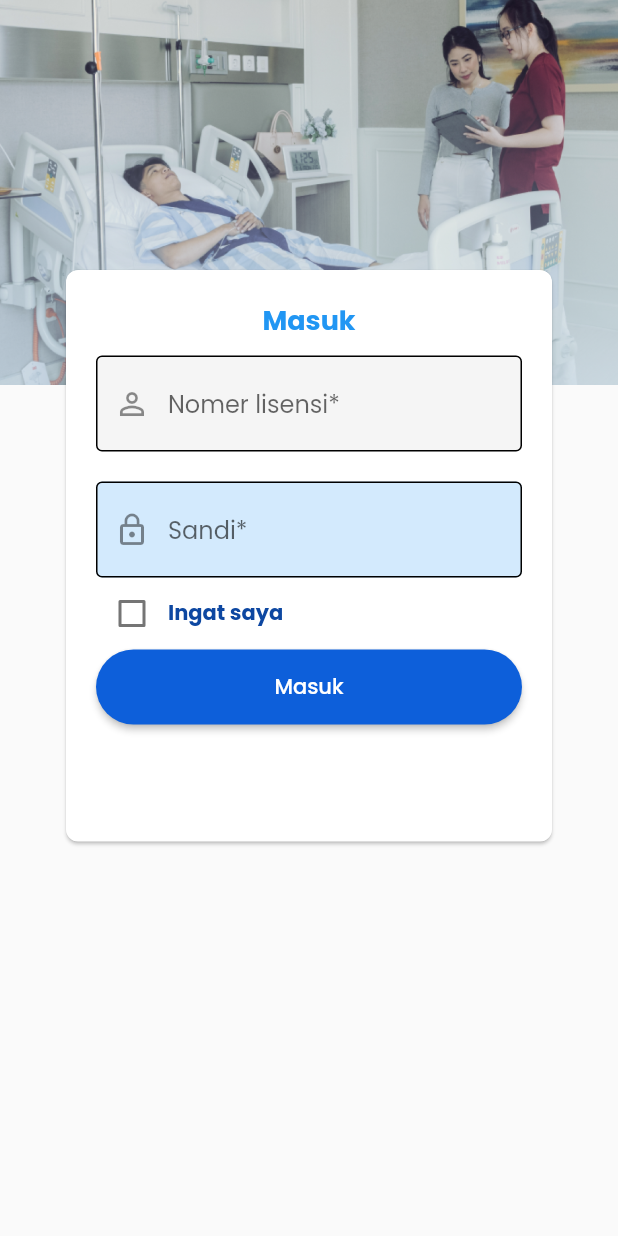
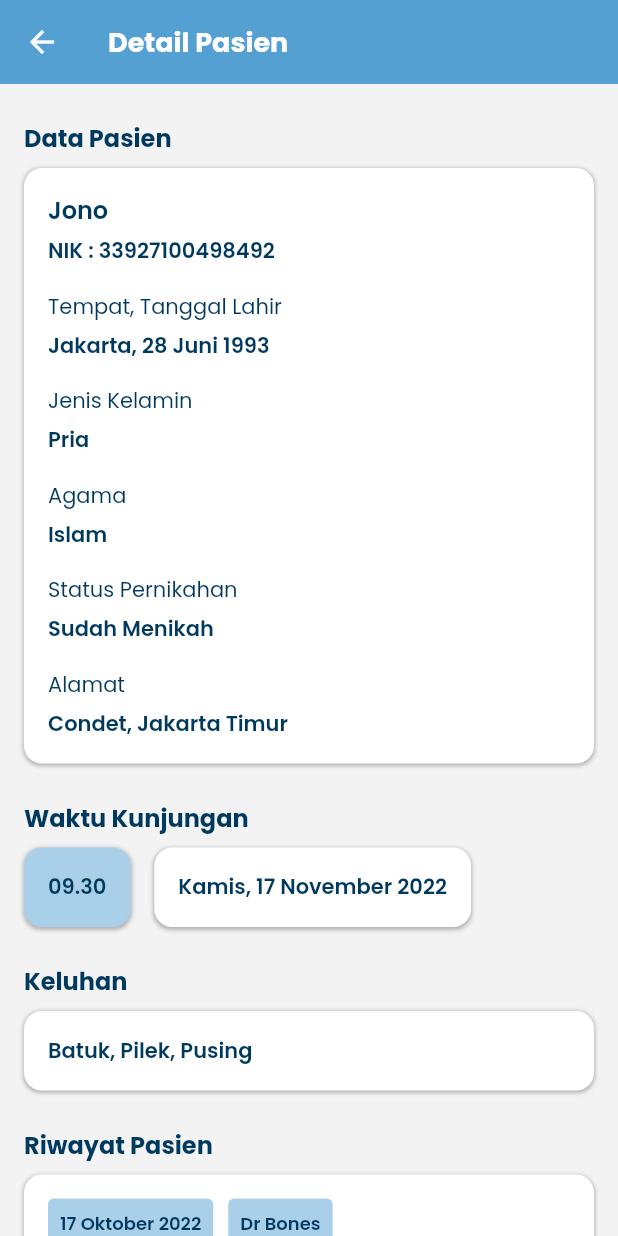
Before and after one commit to Alterra-Batch3-Kelompok-11/hms-flutter, a Flutter app: the screen it shows after launch, on a phone screen of 412 x 824 dp. Run offline on Flutter 3.47's test engine with Material 2 defaults, Android fonts, the phone set to English and light mode, and no system bars; our stand-ins replace google_fonts.

Commit message:
halaman detail pasien

```diff
--- a/lib/main.dart
+++ b/lib/main.dart
@@ -13,7 +13,7 @@ class MyApp extends StatelessWidget {
   Widget build(BuildContext context) {
     return const MaterialApp(
       debugShowCheckedModeBanner: false,
-      initialRoute: RouteName.login,
+      initialRoute: RouteName.patientData,
       onGenerateRoute: RouteGenerator.generateRoute,
     );
   }
--- a/lib/routes/route_generator.dart
+++ b/lib/routes/route_generator.dart
@@ -2,7 +2,7 @@ import 'package:flutter/material.dart';
 import 'package:hospital_management_system/routes/route_builder.dart';
 import 'package:hospital_management_system/routes/route_name.dart';
 import 'package:hospital_management_system/screens/auth/login_screen.dart';
-import 'package:hospital_management_system/screens/startup/splash_screen.dart';
+import 'package:hospital_management_system/screens/patient_data/patient_data_screen.dart';
 
 import '../screens/profile/profile_screen.dart';
 
@@ -22,6 +22,9 @@ class RouteGenerator {
       case RouteName.profile:
         return RouteBuilder(child: const ProfileScreen());
 
+      case RouteName.patientData:
+        return RouteBuilder(child: const PatientDataScreen());
+
       default:
         return _errorRoute();
     }
--- a/lib/routes/route_name.dart
+++ b/lib/routes/route_name.dart
@@ -10,4 +10,5 @@ class RouteName {
   /// DOCTOR ROUTE
   static const String home = '/home';
   static const String profile = '/profile';
+  static const String patientData = '/patient_data';
 }
--- /dev/null
+++ b/lib/screens/global_widgets/global_button.dart
@@ -0,0 +1,35 @@
+import 'package:flutter/material.dart';
+import 'package:hospital_management_system/utils/constant.dart';
+
+class GlobalButton extends StatelessWidget {
+  const GlobalButton(
+      {Key? key,
+      required this.onPressed,
+      required this.buttonTitle,
+      this.fixedWidth = 0})
+      : super(key: key);
+
+  final void Function() onPressed;
+  final String buttonTitle;
+  final double fixedWidth;
+  @override
+  Widget build(BuildContext context) {
+    return ElevatedButton(
+      style: ElevatedButton.styleFrom(
+          backgroundColor: Constant.baseColor,
+          fixedSize: Size(fixedWidth == 0 ? double.maxFinite : fixedWidth, 41),
+          padding: const EdgeInsets.symmetric(horizontal: 24, vertical: 10),
+          shape:
+              RoundedRectangleBorder(borderRadius: BorderRadius.circular(100))),
+      onPressed: onPressed,
+      child: Text(
+        buttonTitle,
+        style: Constant.primaryTextStyle.copyWith(
+          fontSize: Constant.subtitleFontSize,
+          fontWeight: Constant.semiBoldFontWeight,
+          color: Colors.white,
+        ),
+      ),
+    );
+  }
+}
--- /dev/null
+++ b/lib/screens/patient_data/patient_data_screen.dart
@@ -0,0 +1,89 @@
+import 'package:flutter/material.dart';
+import 'package:hospital_management_system/screens/patient_data/widgets/patient_complaints_card.dart';
+import 'package:hospital_management_system/screens/patient_data/widgets/patient_schedule_card.dart';
+import 'package:hospital_management_system/screens/global_widgets/global_button.dart';
+import 'package:hospital_management_system/utils/constant.dart';
+
+import 'widgets/patient_medical_history_card.dart';
+import 'widgets/patient_profile_card.dart';
+
+class PatientDataScreen extends StatelessWidget {
+  const PatientDataScreen({Key? key}) : super(key: key);
+
+  @override
+  Widget build(BuildContext context) {
+    return Scaffold(
+      backgroundColor: Constant.backgroundColor,
+      appBar: AppBar(
+        backgroundColor: Constant.lightColor,
+        elevation: 0,
+        title: Text(
+          "Detail Pasien",
+          style: Constant.primaryTextStyle.copyWith(
+            fontWeight: Constant.boldFontWeight,
+            fontSize: Constant.firstTitleSize,
+            color: Colors.white,
+          ),
+        ),
+      ),
+      body: ListView(
+        padding: const EdgeInsets.symmetric(
+            horizontal: Constant.horizontalPadding,
+            vertical: Constant.verticalPadding),
+        children: [
+          Text(
+            "Data Pasien",
+            style: Constant.primaryTextStyle.copyWith(
+              fontSize: Constant.secondTitleFontSize,
+              fontWeight: Constant.boldFontWeight,
+            ),
+          ),
+          const PatientProfileCard(),
+          const SizedBox(
+            height: 24,
+          ),
+          Text(
+            "Waktu Kunjungan",
+            style: Constant.primaryTextStyle.copyWith(
+              fontSize: Constant.secondTitleFontSize,
+              fontWeight: Constant.boldFontWeight,
+            ),
+          ),
+          const PatienScheduleCard(),
+          const SizedBox(
+            height: 24,
+          ),
+          Text(
+            "Keluhan",
+            style: Constant.primaryTextStyle.copyWith(
+              fontSize: Constant.secondTitleFontSize,
+              fontWeight: Constant.boldFontWeight,
+            ),
+          ),
+          const PatientComplaintsCard(),
+          const SizedBox(
+            height: 24,
+          ),
+          Text(
+            "Riwayat Pasien",
+            style: Constant.primaryTextStyle.copyWith(
+              fontSize: Constant.secondTitleFontSize,
+              fontWeight: Constant.boldFontWeight,
+            ),
+          ),
+          Column(
+            children: [1, 2]
+                .map(
+                  (e) => const PatientMedicalHistoryCard(),
+                )
+                .toList(),
+          ),
+          const SizedBox(
+            height: 24,
+          ),
+          GlobalButton(onPressed: () {}, buttonTitle: "Tambah Kondisi Pasien")
+        ],
+      ),
+    );
+  }
+}
--- /dev/null
+++ b/lib/screens/patient_data/widgets/patient_complaints_card.dart
@@ -0,0 +1,26 @@
+import 'package:flutter/material.dart';
+import 'package:hospital_management_system/utils/constant.dart';
+
+class PatientComplaintsCard extends StatelessWidget {
+  const PatientComplaintsCard({Key? key}) : super(key: key);
+
+  @override
+  Widget build(BuildContext context) {
+    return Container(
+      margin: const EdgeInsets.only(top: 8),
+      padding: const EdgeInsets.all(Constant.horizontalPadding),
+      decoration: BoxDecoration(
+        color: Colors.white,
+        borderRadius: BorderRadius.circular(12),
+        boxShadow: Constant.cardShadow,
+      ),
+      child: Text(
+        "Batuk, Pilek, Pusing",
+        style: Constant.primaryTextStyle.copyWith(
+          fontSize: Constant.subtitleFontSize,
+          fontWeight: Constant.semiBoldFontWeight,
+        ),
+      ),
+    );
+  }
+}
--- /dev/null
+++ b/lib/screens/patient_data/widgets/patient_medical_history_card.dart
@@ -0,0 +1,127 @@
+import 'package:flutter/material.dart';
+import 'package:hospital_management_system/utils/constant.dart';
+
+class PatientMedicalHistoryCard extends StatelessWidget {
+  const PatientMedicalHistoryCard({Key? key}) : super(key: key);
+
+  @override
+  Widget build(BuildContext context) {
+    return Container(
+      margin: const EdgeInsets.only(top: 8),
+      padding: const EdgeInsets.all(Constant.horizontalPadding),
+      decoration: BoxDecoration(
+        color: Colors.white,
+        borderRadius: BorderRadius.circular(12),
+        boxShadow: Constant.cardShadow,
+      ),
+      child: Column(
+        crossAxisAlignment: CrossAxisAlignment.start,
+        children: [
+          Row(
+            children: [
+              Container(
+                padding: const EdgeInsets.all(8),
+                decoration: BoxDecoration(
+                  borderRadius: BorderRadius.circular(4),
+                  color: Constant.lighterColor,
+                ),
+                child: Center(
+                  child: Text(
+                    "17 Oktober 2022",
+                    style: Constant.primaryTextStyle.copyWith(
+                      fontSize: Constant.bodyFontSize,
+                      fontWeight: Constant.semiBoldFontWeight,
+                    ),
+                  ),
+                ),
+              ),
+              const SizedBox(
+                width: 10,
+              ),
+              Container(
+                padding: const EdgeInsets.all(8),
+                decoration: BoxDecoration(
+                  borderRadius: BorderRadius.circular(4),
+                  color: Constant.lighterColor,
+                ),
+                child: Center(
+                  child: Text(
+                    "Dr Bones",
+                    style: Constant.primaryTextStyle.copyWith(
+                      fontSize: Constant.bodyFontSize,
+                      fontWeight: Constant.semiBoldFontWeight,
+                    ),
+                  ),
+                ),
+              ),
+            ],
+          ),
+          const SizedBox(
+            height: 8,
+          ),
+          Row(
+            children: [
+              Text(
+                "Keluhan",
+                style: Constant.primaryTextStyle.copyWith(
+                  fontSize: Constant.subtitleFontSize,
+                  fontWeight: Constant.semiBoldFontWeight,
+                ),
+              ),
+              const SizedBox(
+                width: 16,
+              ),
+              Flexible(
+                child: Text(
+                  "Batuk, Pilek, Pusing",
+                  style: Constant.primaryTextStyle.copyWith(
+                    fontSize: Constant.subtitleFontSize,
+                    fontWeight: Constant.regularFontWeight,
+                  ),
+                ),
+              ),
+            ],
+          ),
+          Row(
+            children: [
+              Text(
+                "Obat",
+                style: Constant.primaryTextStyle.copyWith(
+                  fontSize: Constant.subtitleFontSize,
+                  fontWeight: Constant.semiBoldFontWeight,
+                ),
+              ),
+              const SizedBox(
+                width: 16,
+              ),
+              Flexible(
+                child: Text(
+                  "Sirup anti dahak",
+                  style: Constant.primaryTextStyle.copyWith(
+                    fontSize: Constant.subtitleFontSize,
+                    fontWeight: Constant.regularFontWeight,
+                  ),
+                ),
+              ),
+            ],
+          ),
+          const SizedBox(
+            height: 12,
+          ),
+          Align(
+            alignment: Alignment.bottomRight,
+            child: TextButton(
+                onPressed: () {},
+                child: Text(
+                  "Selengkapnya",
+                  style: Constant.secondaryTextStyle.copyWith(
+                    fontSize: Constant.secondTitleFontSize,
+                    fontWeight: Constant.boldFontWeight,
+                  ),
+                )),
+          ),
+        ],
+      ),
+    );
+  }
+}
--- /dev/null
+++ b/lib/screens/patient_data/widgets/patient_profile_card.dart
@@ -0,0 +1,142 @@
+import 'package:flutter/material.dart';
+import 'package:hospital_management_system/utils/constant.dart';
+
+class PatientProfileCard extends StatelessWidget {
+  const PatientProfileCard({
+    Key? key,
+  }) : super(key: key);
+
+  @override
+  Widget build(BuildContext context) {
+    return Container(
+      margin: const EdgeInsets.only(top: 8),
+      padding: const EdgeInsets.all(Constant.horizontalPadding),
+      decoration: BoxDecoration(
+          color: Colors.white,
+          borderRadius: BorderRadius.circular(12),
+          boxShadow: Constant.cardShadow),
+      child: Column(
+        crossAxisAlignment: CrossAxisAlignment.start,
+        children: [
+          Text(
+            "Jono",
+            style: Constant.primaryTextStyle.copyWith(
+              fontSize: Constant.secondTitleFontSize,
+              fontWeight: Constant.semiBoldFontWeight,
+            ),
+          ),
+          const SizedBox(
+            height: 5,
+          ),
+          Text(
+            "NIK : 33927100498492",
+            style: Constant.primaryTextStyle.copyWith(
+              fontSize: Constant.subtitleFontSize,
+              fontWeight: Constant.semiBoldFontWeight,
+            ),
+          ),
+          const SizedBox(
+            height: 16,
+          ),
+          Text(
+            "Tempat, Tanggal Lahir",
+            style: Constant.primaryTextStyle.copyWith(
+              fontSize: Constant.subtitleFontSize,
+              fontWeight: Constant.regularFontWeight,
+            ),
+          ),
+          const SizedBox(
+            height: 5,
+          ),
+          Text(
+            "Jakarta, 28 Juni 1993",
+            style: Constant.primaryTextStyle.copyWith(
+              fontSize: Constant.subtitleFontSize,
+              fontWeight: Constant.semiBoldFontWeight,
+            ),
+          ),
+          const SizedBox(
+            height: 16,
+          ),
+          Text(
+            "Jenis Kelamin",
+            style: Constant.primaryTextStyle.copyWith(
+              fontSize: Constant.subtitleFontSize,
+              fontWeight: Constant.regularFontWeight,
+            ),
+          ),
+          const SizedBox(
+            height: 5,
+          ),
+          Text(
+            "Pria",
+            style: Constant.primaryTextStyle.copyWith(
+              fontSize: Constant.subtitleFontSize,
+              fontWeight: Constant.semiBoldFontWeight,
+            ),
+          ),
+          const SizedBox(
+            height: 16,
+          ),
+          Text(
+            "Agama",
+            style: Constant.primaryTextStyle.copyWith(
+              fontSize: Constant.subtitleFontSize,
+              fontWeight: Constant.regularFontWeight,
+            ),
+          ),
+          const SizedBox(
+            height: 5,
+          ),
+          Text(
+            "Islam",
+            style: Constant.primaryTextStyle.copyWith(
+              fontSize: Constant.subtitleFontSize,
+              fontWeight: Constant.semiBoldFontWeight,
+            ),
+          ),
+          const SizedBox(
+            height: 16,
+          ),
+          Text(
+            "Status Pernikahan",
+            style: Constant.primaryTextStyle.copyWith(
+              fontSize: Constant.subtitleFontSize,
+              fontWeight: Constant.regularFontWeight,
+            ),
+          ),
+          const SizedBox(
+            height: 5,
+          ),
+          Text(
+            "Sudah Menikah",
+            style: Constant.primaryTextStyle.copyWith(
+              fontSize: Constant.subtitleFontSize,
+              fontWeight: Constant.semiBoldFontWeight,
+            ),
+          ),
+          const SizedBox(
+            height: 16,
+          ),
+          Text(
+            "Alamat",
+            style: Constant.primaryTextStyle.copyWith(
+              fontSize: Constant.subtitleFontSize,
+              fontWeight: Constant.regularFontWeight,
+            ),
+          ),
+          const SizedBox(
+            height: 5,
+          ),
+          Text(
+            "Condet, Jakarta Timur",
+            style: Constant.primaryTextStyle.copyWith(
+              fontSize: Constant.subtitleFontSize,
+              fontWeight: Constant.semiBoldFontWeight,
+            ),
+          ),
+        ],
+      ),
+    );
+  }
+}
--- /dev/null
+++ b/lib/screens/patient_data/widgets/patient_schedule_card.dart
@@ -0,0 +1,53 @@
+import 'package:flutter/material.dart';
+import 'package:hospital_management_system/utils/constant.dart';
+
+class PatienScheduleCard extends StatelessWidget {
+  const PatienScheduleCard({Key? key}) : super(key: key);
+
+  @override
+  Widget build(BuildContext context) {
+    return Row(
+      mainAxisAlignment: MainAxisAlignment.start,
+      children: [
+        Container(
+          margin: const EdgeInsets.only(top: 8),
+          padding: const EdgeInsets.all(Constant.horizontalPadding),
+          decoration: BoxDecoration(
+            color: Constant.lighterColor,
+            borderRadius: BorderRadius.circular(12),
+            boxShadow: Constant.cardShadow,
+          ),
+          child: Center(
+              child: Text(
+            "09.30",
+            style: Constant.primaryTextStyle.copyWith(
+              fontSize: Constant.subtitleFontSize,
+              fontWeight: Constant.semiBoldFontWeight,
+            ),
+          )),
+        ),
+        const SizedBox(
+          width: Constant.horizontalPadding,
+        ),
+        Container(
+          margin: const EdgeInsets.only(top: 8),
+          padding: const EdgeInsets.all(Constant.horizontalPadding),
+          decoration: BoxDecoration(
+            color: Colors.white,
+            borderRadius: BorderRadius.circular(12),
+            boxShadow: Constant.cardShadow,
+          ),
+          child: Center(
+            child: Text(
+              "Kamis, 17 November 2022",
+              style: Constant.primaryTextStyle.copyWith(
+                fontSize: Constant.subtitleFontSize,
+                fontWeight: Constant.semiBoldFontWeight,
+              ),
+            ),
+          ),
+        ),
+      ],
+    );
+  }
+}
--- a/lib/utils/constant.dart
+++ b/lib/utils/constant.dart
@@ -1,11 +1,11 @@
-import 'package:flutter/cupertino.dart';
+import 'package:flutter/material.dart';
 import 'package:google_fonts/google_fonts.dart';
 
 class Constant {
-  static const double sidePadding = 16.0;
-  static const double topPadding = 24.0;
+  static const double horizontalPadding = 16.0;
+  static const double verticalPadding = 24.0;
 
-  static const Color backgroundColor = Color(0xffFFFFFF);
+  static const Color backgroundColor = Color(0xffF3F3F3);
   static const Color lightestColor = Color(0xffCCE3F2);
   static const Color lighterColor = Color(0xffAAD0E9);
   static const Color lightColor = Color(0xff55A0D2);
@@ -15,10 +15,24 @@ class Constant {
   static const Color darkest = Color(0xff001726);
 
   static TextStyle primaryTextStyle = GoogleFonts.poppins(color: darker);
-  static TextStyle secondaryTextStyle = GoogleFonts.poppins(color: darkColor);
+  static TextStyle secondaryTextStyle = GoogleFonts.poppins(color: baseColor);
+
+  static const double firstTitleSize = 18.0;
+  static const double secondTitleFontSize = 16.0;
+  static const double subtitleFontSize = 14.0;
+  static const double bodyFontSize = 12.0;
+  static const double captionFontSize = 10.0;
 
   static const FontWeight boldFontWeight = FontWeight.w700;
   static const FontWeight semiBoldFontWeight = FontWeight.w600;
-  static const FontWeight mediumFontWeight = FontWeight.w600;
+  static const FontWeight mediumFontWeight = FontWeight.w500;
   static const FontWeight regularFontWeight = FontWeight.w400;
+
+  static List<BoxShadow> cardShadow = [
+    const BoxShadow(
+        color: Colors.black26,
+        blurRadius: 1.5,
+        spreadRadius: 0.5,
+        offset: Offset(0, 1))
+  ];
 }
```
Also changed, not shown: lib/screens/login/login_screen.dart (deleted).
